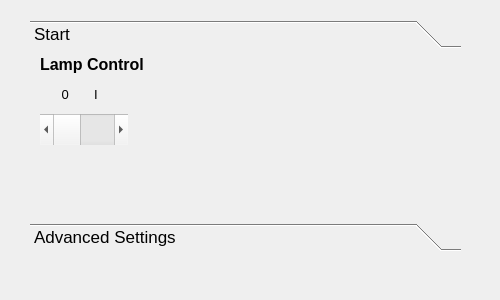
Old version of the form mainwindow.ui in the repository saviocmc/RoomControl-QtDesktop.
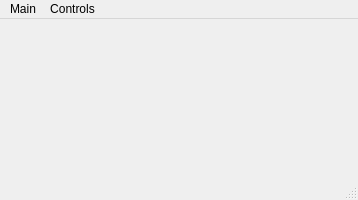
New version of the form. Icons and pictures are not drawn.

Commit message: Significant changes in the graphic interface. All classes now use the Qt concept of signals and slots. A expandable dedicated class to handle the serial communication and emit appropriated signals. Project renamed to Room Control

```diff
--- a/mainwindow.ui
+++ b/mainwindow.ui
@@ -6,10 +6,16 @@
    <rect>
     <x>0</x>
     <y>0</y>
-    <width>500</width>
-    <height>300</height>
+    <width>358</width>
+    <height>200</height>
    </rect>
   </property>
+  <property name="minimumSize">
+   <size>
+    <width>0</width>
+    <height>0</height>
+   </size>
+  </property>
   <property name="windowTitle">
    <string>Lamp Control</string>
   </property>
@@ -19,184 +25,50 @@
   <property name="styleSheet">
    <string notr="true"/>
   </property>
-  <widget class="QWidget" name="centralWidget">
-   <property name="cursor">
-    <cursorShape>ArrowCursor</cursorShape>
+  <widget class="QWidget" name="centralWidget"/>
+  <widget class="QMenuBar" name="menuBar">
+   <property name="geometry">
+    <rect>
+     <x>0</x>
+     <y>0</y>
+     <width>358</width>
+     <height>29</height>
+    </rect>
    </property>
-   <property name="accessibleName">
-    <string/>
-   </property>
-   <widget class="QToolBox" name="toolBox">
-    <property name="geometry">
-     <rect>
-      <x>30</x>
-      <y>20</y>
-      <width>431</width>
-      <height>231</height>
-     </rect>
+   <widget class="QMenu" name="menuMain">
+    <property name="title">
+     <string>Main</string>
     </property>
-    <property name="font">
-     <font>
-      <family>Cantarell</family>
-      <pointsize>13</pointsize>
-      <weight>50</weight>
-      <bold>false</bold>
-     </font>
+    <addaction name="actionClose"/>
+   </widget>
+   <widget class="QMenu" name="menuControls">
+    <property name="title">
+     <string>Controls</string>
     </property>
-    <property name="currentIndex">
-     <number>0</number>
-    </property>
-    <widget class="QWidget" name="page">
-     <property name="geometry">
-      <rect>
-       <x>0</x>
-       <y>0</y>
-       <width>431</width>
-       <height>161</height>
-      </rect>
-     </property>
-     <attribute name="label">
-      <string>Start</string>
-     </attribute>
-     <widget class="QLabel" name="label_3">
-      <property name="geometry">
-       <rect>
-        <x>10</x>
-        <y>30</y>
-        <width>111</width>
-        <height>21</height>
-       </rect>
-      </property>
-      <property name="font">
-       <font>
-        <family>Cantarell</family>
-        <pointsize>10</pointsize>
-       </font>
-      </property>
-      <property name="toolTip">
-       <string>&lt;html&gt;&lt;head/&gt;&lt;body&gt;&lt;p&gt;Slider&lt;/p&gt;&lt;/body&gt;&lt;/html&gt;</string>
-      </property>
-      <property name="text">
-       <string>      0       I</string>
-      </property>
-     </widget>
-     <widget class="QScrollBar" name="horizontalScrollBar">
-      <property name="geometry">
-       <rect>
-        <x>10</x>
-        <y>60</y>
-        <width>88</width>
-        <height>31</height>
-       </rect>
-      </property>
-      <property name="toolTip">
-       <string>&lt;html&gt;&lt;head/&gt;&lt;body&gt;&lt;p&gt;Lamp Switch&lt;/p&gt;&lt;/body&gt;&lt;/html&gt;</string>
-      </property>
-      <property name="styleSheet">
-       <string notr="true"/>
-      </property>
-      <property name="maximum">
-       <number>100</number>
-      </property>
-      <property name="singleStep">
-       <number>0</number>
-      </property>
-      <property name="pageStep">
-       <number>0</number>
-      </property>
-      <property name="value">
-       <number>0</number>
-      </property>
-      <property name="orientation">
-       <enum>Qt::Horizontal</enum>
-      </property>
-     </widget>
-     <widget class="QLabel" name="label_4">
-      <property name="geometry">
-       <rect>
-        <x>10</x>
-        <y>0</y>
-        <width>141</width>
-        <height>21</height>
-       </rect>
-      </property>
-      <property name="font">
-       <font>
-        <pointsize>12</pointsize>
-        <weight>75</weight>
-        <bold>true</bold>
-       </font>
-      </property>
-      <property name="text">
-       <string>Lamp Control</string>
-      </property>
-     </widget>
-    </widget>
-    <widget class="QWidget" name="page_2">
-     <property name="geometry">
-      <rect>
-       <x>0</x>
-       <y>0</y>
-       <width>431</width>
-       <height>161</height>
-      </rect>
-     </property>
-     <attribute name="label">
-      <string>Advanced Settings</string>
-     </attribute>
-     <widget class="QLabel" name="label_2">
-      <property name="geometry">
-       <rect>
-        <x>240</x>
-        <y>40</y>
-        <width>67</width>
-        <height>21</height>
-       </rect>
-      </property>
-      <property name="text">
-       <string>Volume</string>
-      </property>
-     </widget>
-     <widget class="QLabel" name="label">
-      <property name="geometry">
-       <rect>
-        <x>40</x>
-        <y>10</y>
-        <width>161</width>
-        <height>21</height>
-       </rect>
-      </property>
-      <property name="font">
-       <font>
-        <pointsize>11</pointsize>
-       </font>
-      </property>
-      <property name="text">
-       <string>System Sound Volume</string>
-      </property>
-     </widget>
-     <widget class="QSlider" name="horizontalSlider">
-      <property name="geometry">
-       <rect>
-        <x>10</x>
-        <y>40</y>
-        <width>201</width>
-        <height>22</height>
-       </rect>
-      </property>
-      <property name="maximum">
-       <number>100</number>
-      </property>
-      <property name="singleStep">
-       <number>5</number>
-      </property>
-      <property name="orientation">
-       <enum>Qt::Horizontal</enum>
-      </property>
-     </widget>
-    </widget>
+    <addaction name="actionSwitch"/>
    </widget>
+   <addaction name="menuMain"/>
+   <addaction name="menuControls"/>
   </widget>
+  <widget class="QStatusBar" name="statusBar"/>
+  <action name="actionAbrir">
+   <property name="text">
+    <string>Abrir</string>
+   </property>
+  </action>
+  <action name="actionClose">
+   <property name="text">
+    <string>Close</string>
+   </property>
+  </action>
+  <action name="actionSwitch">
+   <property name="checkable">
+    <bool>true</bool>
+   </property>
+   <property name="text">
+    <string>Switch</string>
+   </property>
+  </action>
  </widget>
  <layoutdefault spacing="6" margin="11"/>
  <resources/>
```
Left out of the diff: 11 changed lines with no effect on the pictures. The commit also changes 69 other files.
